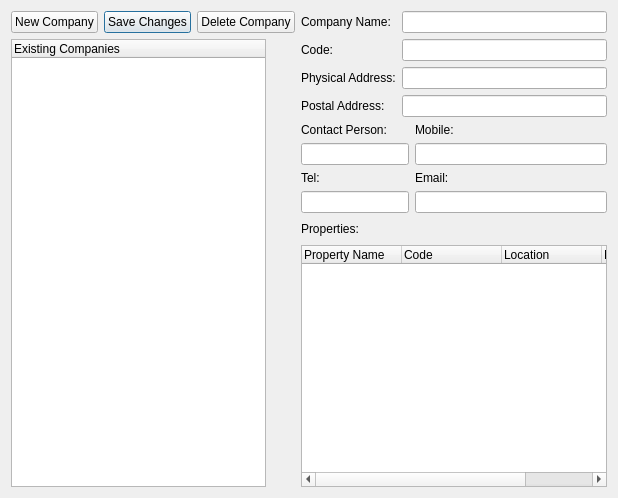
jayjay-w/rentman, file rentmanager/companiesdialog.ui: the form before one commit.
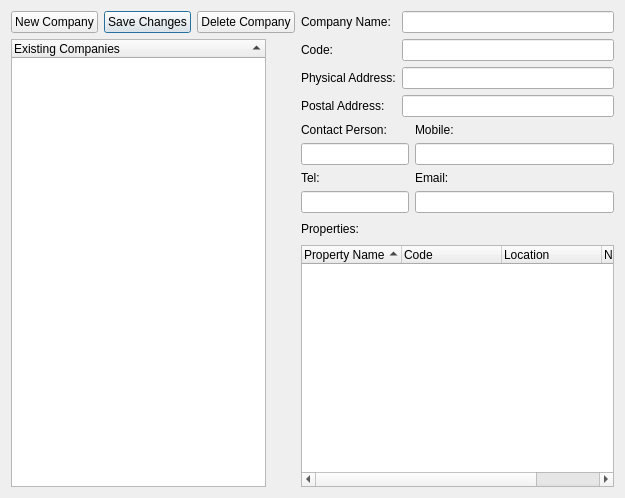
The form after the commit.

Diff of the .ui file:
```diff
--- a/rentmanager/companiesdialog.ui
+++ b/rentmanager/companiesdialog.ui
@@ -6,7 +6,7 @@
    <rect>
     <x>0</x>
     <y>0</y>
-    <width>618</width>
+    <width>625</width>
     <height>498</height>
    </rect>
   </property>
@@ -88,6 +88,12 @@
          <height>16777215</height>
         </size>
        </property>
+       <property name="alternatingRowColors">
+        <bool>true</bool>
+       </property>
+       <property name="sortingEnabled">
+        <bool>true</bool>
+       </property>
        <column>
         <property name="text">
          <string>Existing Companies</string>
@@ -105,6 +111,12 @@
        <verstretch>10</verstretch>
       </sizepolicy>
      </property>
+     <property name="alternatingRowColors">
+      <bool>true</bool>
+     </property>
+     <property name="sortingEnabled">
+      <bool>true</bool>
+     </property>
      <column>
       <property name="text">
        <string>Property Name</string>
```
